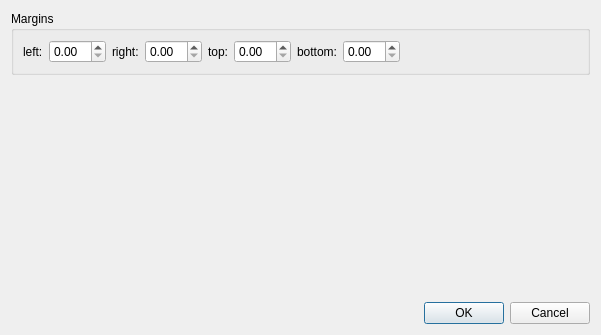
Qt form mscore/mscore/boxproperties.ui (musescore/musescore-old) before a commit.
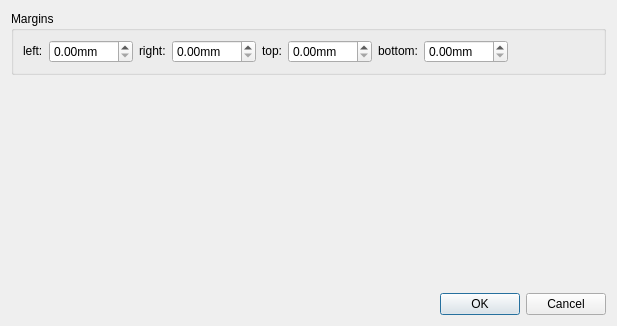
The same form after that commit.

The edit to the form file:
```diff
--- a/mscore/mscore/boxproperties.ui
+++ b/mscore/mscore/boxproperties.ui
@@ -8,8 +8,8 @@
    <rect>
     <x>0</x>
     <y>0</y>
-    <width>601</width>
-    <height>335</height>
+    <width>617</width>
+    <height>326</height>
    </rect>
   </property>
   <property name="windowTitle" >
@@ -27,43 +27,119 @@
      <layout class="QHBoxLayout" >
       <item>
        <widget class="QLabel" name="label" >
+        <property name="sizePolicy" >
+         <sizepolicy vsizetype="Fixed" hsizetype="Preferred" >
+          <horstretch>0</horstretch>
+          <verstretch>0</verstretch>
+         </sizepolicy>
+        </property>
         <property name="text" >
          <string>left:</string>
         </property>
        </widget>
       </item>
       <item>
-       <widget class="QDoubleSpinBox" name="leftMargin" />
+       <widget class="QDoubleSpinBox" name="leftMargin" >
+        <property name="sizePolicy" >
+         <sizepolicy vsizetype="Fixed" hsizetype="Preferred" >
+          <horstretch>0</horstretch>
+          <verstretch>0</verstretch>
+         </sizepolicy>
+        </property>
+        <property name="suffix" >
+         <string>mm</string>
+        </property>
+        <property name="maximum" >
+         <double>999.990000000000009</double>
+        </property>
+       </widget>
       </item>
       <item>
        <widget class="QLabel" name="label_2" >
+        <property name="sizePolicy" >
+         <sizepolicy vsizetype="Fixed" hsizetype="Preferred" >
+          <horstretch>0</horstretch>
+          <verstretch>0</verstretch>
+         </sizepolicy>
+        </property>
         <property name="text" >
          <string>right:</string>
         </property>
        </widget>
       </item>
       <item>
-       <widget class="QDoubleSpinBox" name="rightMargin" />
+       <widget class="QDoubleSpinBox" name="rightMargin" >
+        <property name="sizePolicy" >
+         <sizepolicy vsizetype="Fixed" hsizetype="Preferred" >
+          <horstretch>0</horstretch>
+          <verstretch>0</verstretch>
+         </sizepolicy>
+        </property>
+        <property name="suffix" >
+         <string>mm</string>
+        </property>
+        <property name="maximum" >
+         <double>999.990000000000009</double>
+        </property>
+       </widget>
       </item>
       <item>
        <widget class="QLabel" name="label_3" >
+        <property name="sizePolicy" >
+         <sizepolicy vsizetype="Fixed" hsizetype="Preferred" >
+          <horstretch>0</horstretch>
+          <verstretch>0</verstretch>
+         </sizepolicy>
+        </property>
         <property name="text" >
          <string>top:</string>
         </property>
        </widget>
       </item>
       <item>
-       <widget class="QDoubleSpinBox" name="topMargin" />
+       <widget class="QDoubleSpinBox" name="topMargin" >
+        <property name="sizePolicy" >
+         <sizepolicy vsizetype="Fixed" hsizetype="Preferred" >
+          <horstretch>0</horstretch>
+          <verstretch>0</verstretch>
+         </sizepolicy>
+        </property>
+        <property name="suffix" >
+         <string>mm</string>
+        </property>
+        <property name="maximum" >
+         <double>999.990000000000009</double>
+        </property>
+       </widget>
       </item>
       <item>
        <widget class="QLabel" name="label_4" >
+        <property name="sizePolicy" >
+         <sizepolicy vsizetype="Fixed" hsizetype="Preferred" >
+          <horstretch>0</horstretch>
+          <verstretch>0</verstretch>
+         </sizepolicy>
+        </property>
         <property name="text" >
          <string>bottom:</string>
         </property>
        </widget>
       </item>
       <item>
-       <widget class="QDoubleSpinBox" name="bottomMargin" />
+       <widget class="QDoubleSpinBox" name="bottomMargin" >
+        <property name="sizePolicy" >
+         <sizepolicy vsizetype="Fixed" hsizetype="Preferred" >
+          <horstretch>0</horstretch>
+          <verstretch>0</verstretch>
+         </sizepolicy>
+        </property>
+        <property name="suffix" >
+         <string>mm</string>
+        </property>
+        <property name="maximum" >
+         <double>999.990000000000009</double>
+        </property>
+       </widget>
       </item>
       <item>
        <spacer>
```
